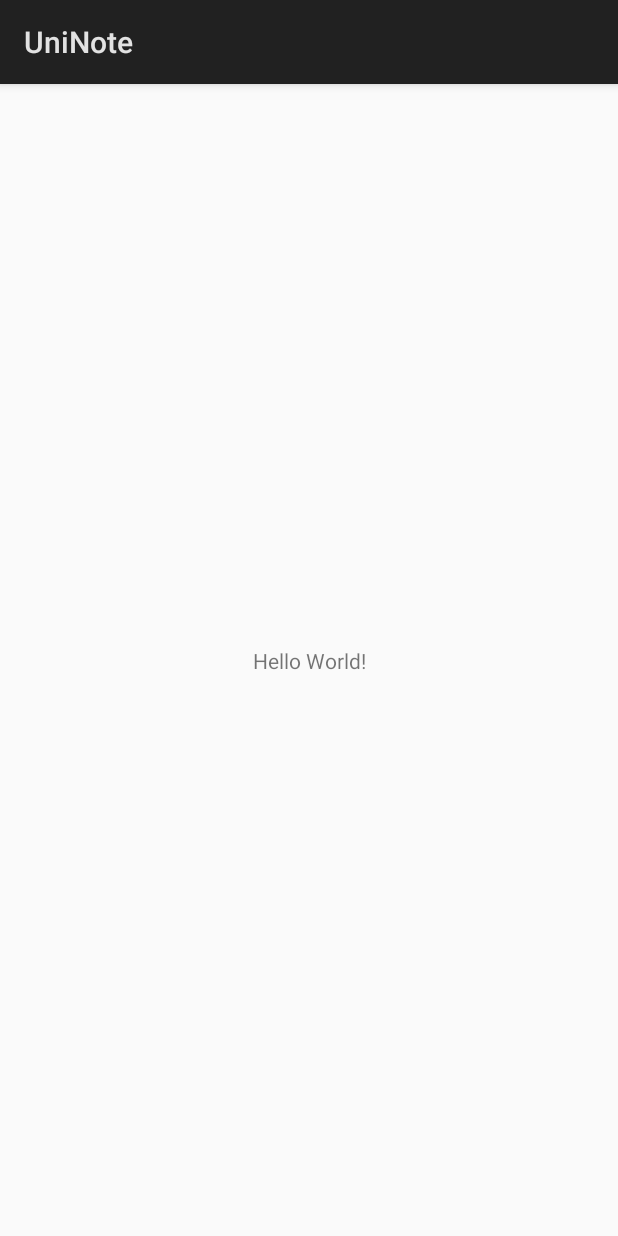
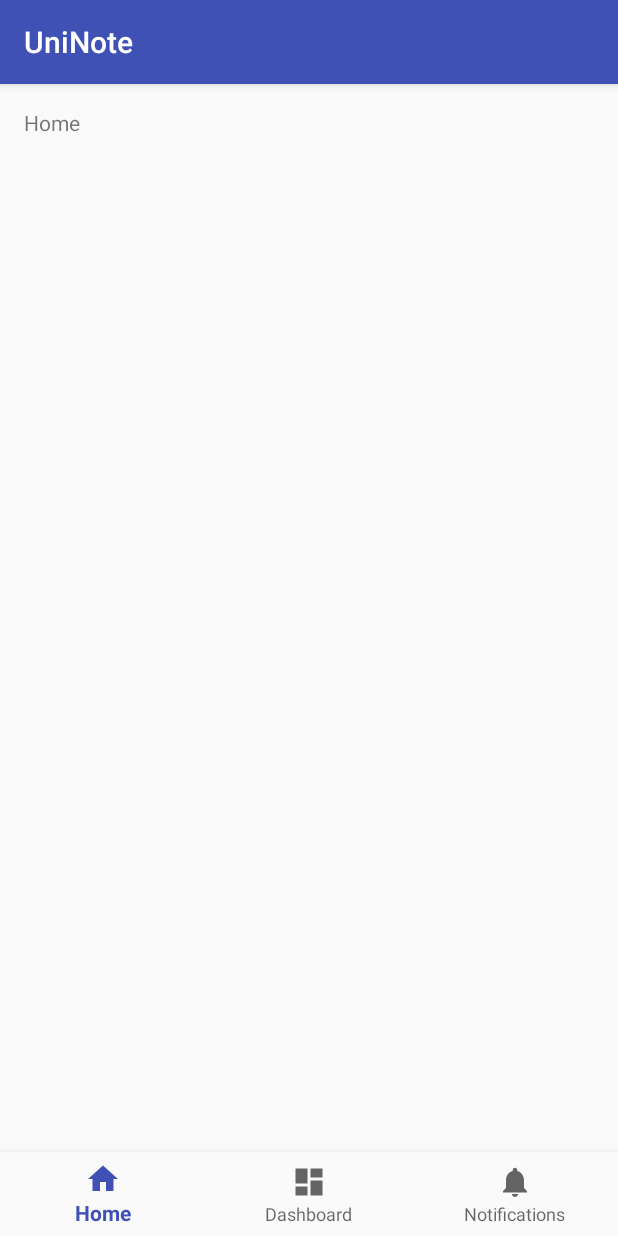
Before and after one commit to luksiv/uninote-android-app, an Android app: the screen it shows after launch (MainActivity), on a phone screen of 412 x 824 dp. Run offline under Robolectric (Android 15) with nearby library versions, the phone set to English and light mode, and no system bars.

Commit message:
IIP: Pradinis

```diff
--- a/ISP/UniNote/app/build.gradle
+++ b/ISP/UniNote/app/build.gradle
@@ -20,6 +20,8 @@ android {
 
 dependencies {
     implementation fileTree(dir: 'libs', include: ['*.jar'])
+    implementation 'com.android.support:appcompat-v7:27.1.1'
+    implementation 'com.android.support:design:27.1.1'
     implementation 'com.android.support.constraint:constraint-layout:1.1.3'
     testImplementation 'junit:junit:4.12'
     androidTestImplementation 'com.android.support.test:runner:1.0.2'
--- a/ISP/UniNote/app/src/main/AndroidManifest.xml
+++ b/ISP/UniNote/app/src/main/AndroidManifest.xml
@@ -9,7 +9,9 @@
         android:roundIcon="@mipmap/ic_launcher_round"
         android:supportsRtl="true"
         android:theme="@style/AppTheme">
-        <activity android:name=".MainActivity">
+        <activity
+            android:name=".MainActivity"
+            android:label="@string/app_name">
             <intent-filter>
                 <action android:name="android.intent.action.MAIN" />
 
--- a/ISP/UniNote/app/src/main/java/lukas/sivickas/uninote/MainActivity.java
+++ b/ISP/UniNote/app/src/main/java/lukas/sivickas/uninote/MainActivity.java
@@ -1,13 +1,44 @@
 package lukas.sivickas.uninote;
 
-import android.app.Activity;
 import android.os.Bundle;
+import android.support.annotation.NonNull;
+import android.support.design.widget.BottomNavigationView;
+import android.support.v7.app.AppCompatActivity;
+import android.view.MenuItem;
+import android.widget.TextView;
 
-public class MainActivity extends Activity {
+public class MainActivity extends AppCompatActivity {
+
+    private TextView mTextMessage;
+
+    private BottomNavigationView.OnNavigationItemSelectedListener mOnNavigationItemSelectedListener
+            = new BottomNavigationView.OnNavigationItemSelectedListener() {
+
+        @Override
+        public boolean onNavigationItemSelected(@NonNull MenuItem item) {
+            switch (item.getItemId()) {
+                case R.id.navigation_home:
+                    mTextMessage.setText(R.string.title_home);
+                    return true;
+                case R.id.navigation_dashboard:
+                    mTextMessage.setText(R.string.title_dashboard);
+                    return true;
+                case R.id.navigation_notifications:
+                    mTextMessage.setText(R.string.title_notifications);
+                    return true;
+            }
+            return false;
+        }
+    };
 
     @Override
     protected void onCreate(Bundle savedInstanceState) {
         super.onCreate(savedInstanceState);
         setContentView(R.layout.activity_main);
+
+        mTextMessage = (TextView) findViewById(R.id.message);
+        BottomNavigationView navigation = (BottomNavigationView) findViewById(R.id.navigation);
+        navigation.setOnNavigationItemSelectedListener(mOnNavigationItemSelectedListener);
     }
+
 }
--- /dev/null
+++ b/ISP/UniNote/app/src/main/res/drawable/ic_dashboard_black_24dp.xml
@@ -0,0 +1,9 @@
+<vector xmlns:android="http://schemas.android.com/apk/res/android"
+    android:width="24dp"
+    android:height="24dp"
+    android:viewportHeight="24.0"
+    android:viewportWidth="24.0">
+    <path
+        android:fillColor="#FF000000"
+        android:pathData="M3,13h8L11,3L3,3v10zM3,21h8v-6L3,15v6zM13,21h8L21,11h-8v10zM13,3v6h8L21,3h-8z" />
+</vector>
--- /dev/null
+++ b/ISP/UniNote/app/src/main/res/drawable/ic_home_black_24dp.xml
@@ -0,0 +1,9 @@
+<vector xmlns:android="http://schemas.android.com/apk/res/android"
+    android:width="24dp"
+    android:height="24dp"
+    android:viewportHeight="24.0"
+    android:viewportWidth="24.0">
+    <path
+        android:fillColor="#FF000000"
+        android:pathData="M10,20v-6h4v6h5v-8h3L12,3 2,12h3v8z" />
+</vector>
--- /dev/null
+++ b/ISP/UniNote/app/src/main/res/drawable/ic_notifications_black_24dp.xml
@@ -0,0 +1,9 @@
+<vector xmlns:android="http://schemas.android.com/apk/res/android"
+    android:width="24dp"
+    android:height="24dp"
+    android:viewportHeight="24.0"
+    android:viewportWidth="24.0">
+    <path
+        android:fillColor="#FF000000"
+        android:pathData="M12,22c1.1,0 2,-0.9 2,-2h-4c0,1.1 0.89,2 2,2zM18,16v-5c0,-3.07 -1.64,-5.64 -4.5,-6.32L13.5,4c0,-0.83 -0.67,-1.5 -1.5,-1.5s-1.5,0.67 -1.5,1.5v0.68C7.63,5.36 6,7.92 6,11v5l-2,2v1h16v-1l-2,-2z" />
+</vector>
--- a/ISP/UniNote/app/src/main/res/layout/activity_main.xml
+++ b/ISP/UniNote/app/src/main/res/layout/activity_main.xml
@@ -2,17 +2,32 @@
 <android.support.constraint.ConstraintLayout xmlns:android="http://schemas.android.com/apk/res/android"
     xmlns:app="http://schemas.android.com/apk/res-auto"
     xmlns:tools="http://schemas.android.com/tools"
+    android:id="@+id/container"
     android:layout_width="match_parent"
     android:layout_height="match_parent"
     tools:context=".MainActivity">
 
     <TextView
+        android:id="@+id/message"
         android:layout_width="wrap_content"
         android:layout_height="wrap_content"
-        android:text="Hello World!"
+        android:layout_marginLeft="@dimen/activity_horizontal_margin"
+        android:layout_marginStart="@dimen/activity_horizontal_margin"
+        android:layout_marginTop="@dimen/activity_vertical_margin"
+        android:text="@string/title_home"
+        app:layout_constraintLeft_toLeftOf="parent"
+        app:layout_constraintTop_toTopOf="parent" />
+
+    <android.support.design.widget.BottomNavigationView
+        android:id="@+id/navigation"
+        android:layout_width="0dp"
+        android:layout_height="wrap_content"
+        android:layout_marginEnd="0dp"
+        android:layout_marginStart="0dp"
+        android:background="?android:attr/windowBackground"
         app:layout_constraintBottom_toBottomOf="parent"
         app:layout_constraintLeft_toLeftOf="parent"
         app:layout_constraintRight_toRightOf="parent"
-        app:layout_constraintTop_toTopOf="parent" />
+        app:menu="@menu/navigation" />
 
 </android.support.constraint.ConstraintLayout>
--- /dev/null
+++ b/ISP/UniNote/app/src/main/res/menu/navigation.xml
@@ -0,0 +1,19 @@
+<?xml version="1.0" encoding="utf-8"?>
+<menu xmlns:android="http://schemas.android.com/apk/res/android">
+
+    <item
+        android:id="@+id/navigation_home"
+        android:icon="@drawable/ic_home_black_24dp"
+        android:title="@string/title_home" />
+
+    <item
+        android:id="@+id/navigation_dashboard"
+        android:icon="@drawable/ic_dashboard_black_24dp"
+        android:title="@string/title_dashboard" />
+
+    <item
+        android:id="@+id/navigation_notifications"
+        android:icon="@drawable/ic_notifications_black_24dp"
+        android:title="@string/title_notifications" />
+
+</menu>
--- /dev/null
+++ b/ISP/UniNote/app/src/main/res/values/dimens.xml
@@ -0,0 +1,5 @@
+<resources>
+    <!-- Default screen margins, per the Android Design guidelines. -->
+    <dimen name="activity_horizontal_margin">16dp</dimen>
+    <dimen name="activity_vertical_margin">16dp</dimen>
+</resources>
--- a/ISP/UniNote/app/src/main/res/values/strings.xml
+++ b/ISP/UniNote/app/src/main/res/values/strings.xml
@@ -1,3 +1,6 @@
 <resources>
     <string name="app_name">UniNote</string>
+    <string name="title_home">Home</string>
+    <string name="title_dashboard">Dashboard</string>
+    <string name="title_notifications">Notifications</string>
 </resources>
--- a/ISP/UniNote/app/src/main/res/values/styles.xml
+++ b/ISP/UniNote/app/src/main/res/values/styles.xml
@@ -1,8 +1,11 @@
 <resources>
 
     <!-- Base application theme. -->
-    <style name="AppTheme" parent="android:Theme.Material.Light.DarkActionBar">
+    <style name="AppTheme" parent="Theme.AppCompat.Light.DarkActionBar">
         <!-- Customize your theme here. -->
+        <item name="colorPrimary">@color/colorPrimary</item>
+        <item name="colorPrimaryDark">@color/colorPrimaryDark</item>
+        <item name="colorAccent">@color/colorAccent</item>
     </style>
 
 </resources>
```
Also changed, not shown: ISP/UniNote/gradle/wrapper/gradle-wrapper.properties.
